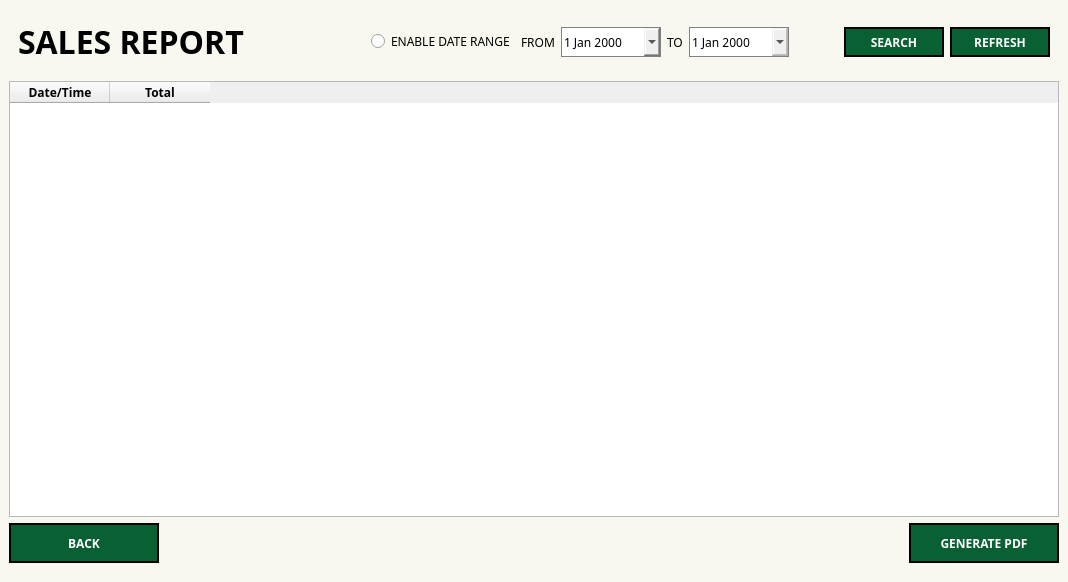
Qt form Screens/MainMenuScreens/Reports/Sales_Report.ui (Bideiro/Ranil_project_py) before a commit.
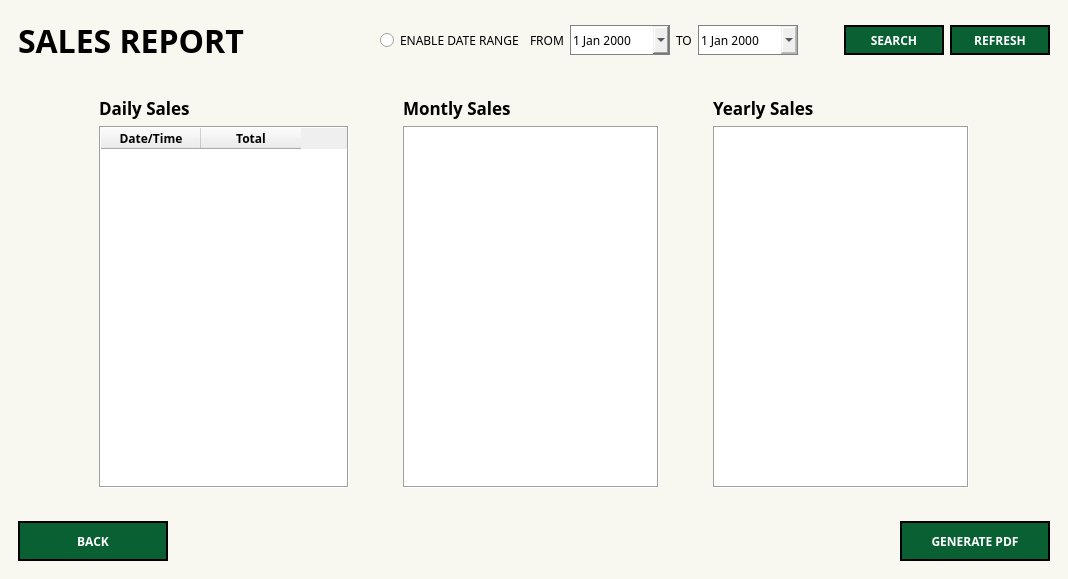
The same form after that commit.

Diff of the .ui file:
```diff
--- a/Screens/MainMenuScreens/Reports/Sales_Report.ui
+++ b/Screens/MainMenuScreens/Reports/Sales_Report.ui
@@ -7,12 +7,15 @@
     <x>0</x>
     <y>0</y>
     <width>1068</width>
-    <height>582</height>
+    <height>579</height>
    </rect>
   </property>
   <property name="windowTitle">
    <string>MainWindow</string>
   </property>
+  <property name="styleSheet">
+   <string notr="true"/>
+  </property>
   <widget class="QWidget" name="centralwidget">
    <property name="styleSheet">
     <string notr="true">.QWidget{
@@ -31,38 +34,11 @@
 border : 2px solid #ABE27D;
 }</string>
    </property>
-   <layout class="QHBoxLayout" name="horizontalLayout">
-    <property name="leftMargin">
-     <number>0</number>
-    </property>
-    <property name="topMargin">
-     <number>0</number>
-    </property>
-    <property name="rightMargin">
-     <number>0</number>
-    </property>
-    <property name="bottomMargin">
-     <number>10</number>
-    </property>
-    <item>
-     <widget class="QWidget" name="widget" native="true">
-      <property name="styleSheet">
-       <string notr="true">QPushButton {
-	background-color: #096033;
-	color: white;
-
-}</string>
-      </property>
-      <layout class="QVBoxLayout" name="verticalLayout_2">
-       <item>
-        <layout class="QVBoxLayout" name="verticalLayout">
+   <layout class="QVBoxLayout" name="verticalLayout_3">
          <item>
           <widget class="QWidget" name="widget_2" native="true">
            <property name="styleSheet">
-            <string notr="true">QPushButton {
-	background-color: #096033;
-	color: white;
-}</string>
+       <string notr="true"/>
            </property>
            <layout class="QHBoxLayout" name="horizontalLayout_3">
             <item>
@@ -102,9 +78,6 @@
              </spacer>
             </item>
             <item>
-             <widget class="QWidget" name="widget_3" native="true">
-              <layout class="QHBoxLayout" name="horizontalLayout_4">
-               <item>
                 <widget class="QRadioButton" name="DRange_RB">
                  <property name="font">
                   <font>
@@ -191,9 +164,6 @@
                  </property>
                 </widget>
                </item>
-              </layout>
-             </widget>
-            </item>
             <item>
              <spacer name="horizontalSpacer_4">
               <property name="orientation">
@@ -264,12 +234,60 @@
           </widget>
          </item>
          <item>
+     <widget class="QWidget" name="widget_3" native="true">
+      <layout class="QHBoxLayout" name="horizontalLayout_2">
+       <item>
+        <spacer name="horizontalSpacer_6">
+         <property name="orientation">
+          <enum>Qt::Horizontal</enum>
+         </property>
+         <property name="sizeHint" stdset="0">
+          <size>
+           <width>10</width>
+           <height>20</height>
+          </size>
+         </property>
+        </spacer>
+       </item>
+       <item>
+        <widget class="QWidget" name="widget_4" native="true">
+         <layout class="QVBoxLayout" name="verticalLayout">
+          <item>
+           <widget class="QLabel" name="label_4">
+            <property name="font">
+             <font>
+              <family>DM Sans</family>
+              <pointsize>13</pointsize>
+              <bold>true</bold>
+             </font>
+            </property>
+            <property name="text">
+             <string>Daily Sales</string>
+            </property>
+           </widget>
+          </item>
+          <item>
           <widget class="QTableWidget" name="tableWidget">
+            <property name="sizePolicy">
+             <sizepolicy hsizetype="Minimum" vsizetype="Expanding">
+              <horstretch>0</horstretch>
+              <verstretch>0</verstretch>
+             </sizepolicy>
+            </property>
+            <property name="minimumSize">
+             <size>
+              <width>250</width>
+              <height>0</height>
+             </size>
+            </property>
            <property name="font">
             <font>
              <family>DM Sans</family>
             </font>
            </property>
+            <property name="frameShape">
+             <enum>QFrame::Box</enum>
+            </property>
            <property name="sizeAdjustPolicy">
             <enum>QAbstractScrollArea::AdjustToContents</enum>
            </property>
@@ -309,8 +327,138 @@
            </column>
           </widget>
          </item>
+         </layout>
+        </widget>
+       </item>
          <item>
-          <layout class="QHBoxLayout" name="horizontalLayout_2">
+        <spacer name="horizontalSpacer_2">
+         <property name="orientation">
+          <enum>Qt::Horizontal</enum>
+         </property>
+         <property name="sizeType">
+          <enum>QSizePolicy::Fixed</enum>
+         </property>
+         <property name="sizeHint" stdset="0">
+          <size>
+           <width>30</width>
+           <height>20</height>
+          </size>
+         </property>
+        </spacer>
+       </item>
+       <item>
+        <widget class="QWidget" name="widget_5" native="true">
+         <layout class="QVBoxLayout" name="verticalLayout_2">
+          <item>
+           <widget class="QLabel" name="label_5">
+            <property name="font">
+             <font>
+              <family>DM Sans</family>
+              <pointsize>13</pointsize>
+              <bold>true</bold>
+             </font>
+            </property>
+            <property name="text">
+             <string>Montly Sales</string>
+            </property>
+           </widget>
+          </item>
+          <item>
+           <widget class="QTableWidget" name="tableWidget_2">
+            <property name="sizePolicy">
+             <sizepolicy hsizetype="Fixed" vsizetype="Expanding">
+              <horstretch>0</horstretch>
+              <verstretch>0</verstretch>
+             </sizepolicy>
+            </property>
+            <property name="minimumSize">
+             <size>
+              <width>250</width>
+              <height>0</height>
+             </size>
+            </property>
+            <property name="frameShape">
+             <enum>QFrame::Box</enum>
+            </property>
+           </widget>
+          </item>
+         </layout>
+        </widget>
+       </item>
+       <item>
+        <spacer name="horizontalSpacer_5">
+         <property name="orientation">
+          <enum>Qt::Horizontal</enum>
+         </property>
+         <property name="sizeType">
+          <enum>QSizePolicy::Fixed</enum>
+         </property>
+         <property name="sizeHint" stdset="0">
+          <size>
+           <width>30</width>
+           <height>20</height>
+          </size>
+         </property>
+        </spacer>
+       </item>
+       <item>
+        <widget class="QWidget" name="widget_6" native="true">
+         <layout class="QVBoxLayout" name="verticalLayout_4">
+          <item>
+           <widget class="QLabel" name="label_6">
+            <property name="font">
+             <font>
+              <family>DM Sans</family>
+              <pointsize>13</pointsize>
+              <bold>true</bold>
+             </font>
+            </property>
+            <property name="text">
+             <string>Yearly Sales</string>
+            </property>
+           </widget>
+          </item>
+          <item>
+           <widget class="QTableWidget" name="tableWidget_3">
+            <property name="sizePolicy">
+             <sizepolicy hsizetype="Fixed" vsizetype="Expanding">
+              <horstretch>0</horstretch>
+              <verstretch>0</verstretch>
+             </sizepolicy>
+            </property>
+            <property name="minimumSize">
+             <size>
+              <width>250</width>
+              <height>0</height>
+             </size>
+            </property>
+            <property name="frameShape">
+             <enum>QFrame::Box</enum>
+            </property>
+           </widget>
+          </item>
+         </layout>
+        </widget>
+       </item>
+       <item>
+        <spacer name="horizontalSpacer_7">
+         <property name="orientation">
+          <enum>Qt::Horizontal</enum>
+         </property>
+         <property name="sizeHint" stdset="0">
+          <size>
+           <width>40</width>
+           <height>20</height>
+          </size>
+         </property>
+        </spacer>
+       </item>
+      </layout>
+     </widget>
+    </item>
+    <item>
+     <widget class="QWidget" name="widget" native="true">
+      <layout class="QHBoxLayout" name="horizontalLayout">
            <item>
             <widget class="QPushButton" name="backBtn">
              <property name="sizePolicy">
@@ -343,8 +491,8 @@
              </property>
              <property name="sizeHint" stdset="0">
               <size>
-               <width>40</width>
-               <height>20</height>
+           <width>0</width>
+           <height>0</height>
               </size>
              </property>
             </spacer>
@@ -373,10 +521,6 @@
               <string>GENERATE PDF</string>
              </property>
             </widget>
-           </item>
-          </layout>
-         </item>
-        </layout>
        </item>
       </layout>
      </widget>
```
Left out of the diff: 3 changed lines with no effect on the pictures. Lines whose indentation alone changed are shown as unchanged.
